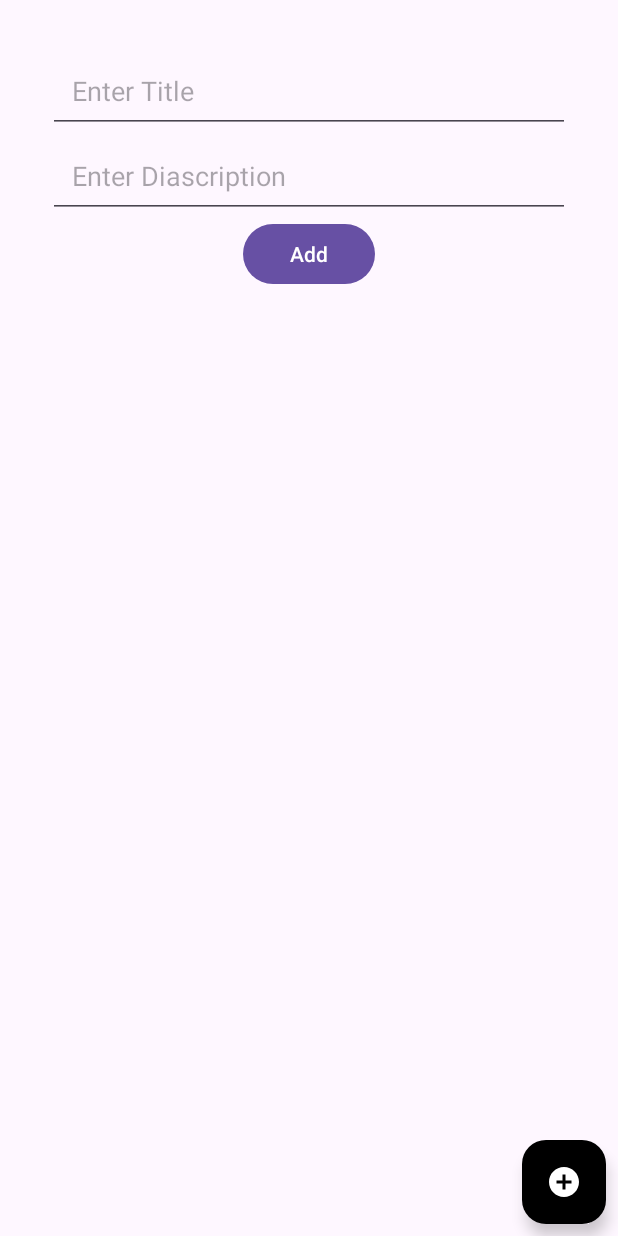
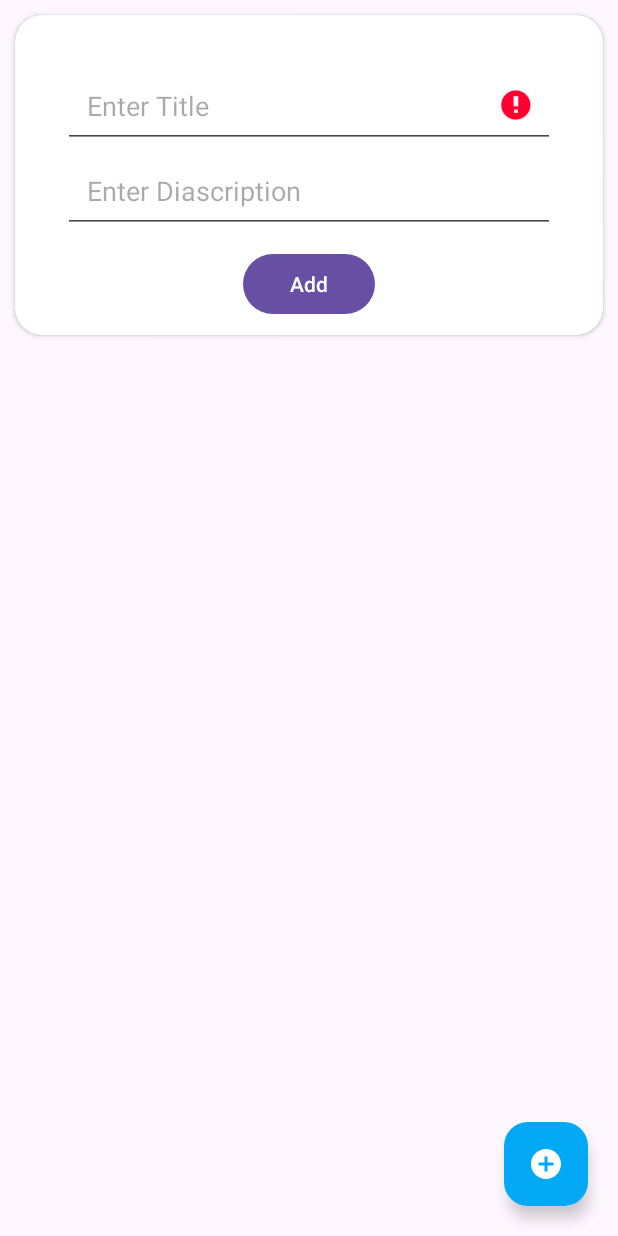
Before and after one commit to anil-s-yadav/PRODIGY_AD_02__Todo_App_Kotlin, an Android app: the screen it shows after launch (MainActivity), after a tap on "Add", on a phone screen of 412 x 824 dp. Run offline under Robolectric (Android 15) with nearby library versions, the phone set to English and light mode, and no system bars; 1 other tap on this screen came first.

Commit message:
new look

```diff
--- a/app/src/main/java/com/example/todoapp/MainActivity.kt
+++ b/app/src/main/java/com/example/todoapp/MainActivity.kt
@@ -1,26 +1,30 @@
 package com.example.todoapp
 
+import TaskAdapter
 import android.content.Context
 import android.content.SharedPreferences
-import androidx.appcompat.app.AppCompatActivity
 import android.os.Bundle
 import android.view.View
-import android.widget.ArrayAdapter
 import android.widget.Button
 import android.widget.EditText
-import android.widget.ListView
+import androidx.appcompat.app.AppCompatActivity
+import androidx.cardview.widget.CardView
+import androidx.core.view.isVisible
+import androidx.recyclerview.widget.LinearLayoutManager
+import androidx.recyclerview.widget.RecyclerView
 import com.google.android.material.floatingactionbutton.FloatingActionButton
 
 class MainActivity : AppCompatActivity() {
 
-    private lateinit var edittextTitle : EditText
-    private lateinit var edittextDesc : EditText
-    private  lateinit var buttonAdd : Button
-    private  lateinit var FloatintBtn : FloatingActionButton
-    private lateinit var adapter : ArrayAdapter<String>
-    private lateinit var listViewTasks: ListView
-    private lateinit var tasksArray: ArrayList<String>
-    private lateinit var sharedPreferences : SharedPreferences
+    private lateinit var edittextTitle: EditText
+    private lateinit var edittextDesc: EditText
+    private lateinit var buttonAdd: Button
+    private lateinit var FloatintBtn: FloatingActionButton
+    private lateinit var cardViewAddItem: CardView
+    private lateinit var recyclerView: RecyclerView
+    private lateinit var adapter: TaskAdapter
+    private lateinit var tasksList: ArrayList<String>
+    private lateinit var sharedPreferences: SharedPreferences
 
     override fun onCreate(savedInstanceState: Bundle?) {
         super.onCreate(savedInstanceState)
@@ -30,38 +34,73 @@ class MainActivity : AppCompatActivity() {
         edittextDesc = findViewById(R.id.editTextDesc)
         buttonAdd = findViewById(R.id.buttonAdd)
         FloatintBtn = findViewById(R.id.buttonfloat)
-        listViewTasks = findViewById(R.id.listViewTasks)
+        cardViewAddItem = findViewById(R.id.card_add_item)
+        recyclerView = findViewById(R.id.listViewTasks)
+
+        //supportActionBar?.title = "Add new Task"
 
         sharedPreferences = getSharedPreferences("tasks", Context.MODE_PRIVATE)
 
-        tasksArray = ArrayList(sharedPreferences.getStringSet("tasks", HashSet()) ?: HashSet())
+        tasksList = ArrayList(sharedPreferences.getStringSet("tasks", HashSet()) ?: HashSet())
 
-        adapter = ArrayAdapter(this, android.R.layout.simple_list_item_1, tasksArray)
-        listViewTasks.adapter = adapter
+        adapter = TaskAdapter(tasksList)
+        recyclerView.adapter = adapter
+        recyclerView.layoutManager = LinearLayoutManager(this)
+        cardViewAddItem.visibility = View.GONE
 
         FloatintBtn.setOnClickListener {
-            edittextTitle.visibility = View.VISIBLE
-            edittextDesc.visibility = View.VISIBLE
-            buttonAdd.visibility = View.VISIBLE
+            if (cardViewAddItem.isVisible){
+                cardViewAddItem.visibility = View.GONE
+            }else
+            cardViewAddItem.visibility = View.VISIBLE
         }
+
         buttonAdd.setOnClickListener {
-            val task = edittextTitle.text.toString().trim()
-            if (task.isNotEmpty()) {
-                tasksArray.add(task)
+            val taskTitle = edittextTitle.text.toString()
+            val taskDisc = edittextDesc.text.toString()
+
+            if (taskTitle.isNotEmpty()) {
+                val task = "$taskTitle\n$taskDisc"
+                tasksList.add(task)
                 adapter.notifyDataSetChanged()
                 edittextTitle.text.clear()
+                edittextDesc.text.clear()
+                cardViewAddItem.visibility = View.GONE
+            } else {
+                edittextTitle.setError("Title is required")
             }
         }
 
-
     }
-
 
     override fun onStop() {
         super.onStop()
         // Save tasks to SharedPreferences when the activity is stopped
         val editor = sharedPreferences.edit()
-        editor.putStringSet("tasks", HashSet(tasksArray))
+        editor.putStringSet("tasks", HashSet(tasksList))
         editor.apply()
     }
+
+    override fun onRestart() {
+        super.onRestart()
+        val editor = sharedPreferences.edit()
+        editor.putStringSet("tasks", HashSet(tasksList))
+        editor.apply()
+    }
+
+    override fun onPause() {
+        super.onPause()
+        val editor = sharedPreferences.edit()
+        editor.putStringSet("tasks", HashSet(tasksList))
+        editor.apply()
+    }
+
+    override fun onDestroy() {
+        super.onDestroy()
+        val editor = sharedPreferences.edit()
+        editor.putStringSet("tasks", HashSet(tasksList))
+        editor.apply()
+    }
+
+
 }
--- a/app/src/main/res/layout/activity_main.xml
+++ b/app/src/main/res/layout/activity_main.xml
@@ -3,12 +3,22 @@
     xmlns:android="http://schemas.android.com/apk/res/android"
     xmlns:app="http://schemas.android.com/apk/res-auto"
     xmlns:tools="http://schemas.android.com/tools"
-
     android:layout_width="match_parent"
     android:layout_height="match_parent"
     tools:context=".MainActivity">
 
+<androidx.cardview.widget.CardView
+    android:id="@+id/card_add_item"
+    android:layout_width="match_parent"
+    android:layout_height="wrap_content"
+    android:layout_margin="10dp"
+    app:cardCornerRadius="18dp"
+    android:elevation="10dp"
+    >
 
+    <RelativeLayout
+        android:layout_width="match_parent"
+        android:layout_height="match_parent">
         <EditText
             android:id="@+id/editTextTask"
             android:layout_width="match_parent"
@@ -16,7 +26,6 @@
             android:layout_marginHorizontal="32dp"
             android:layout_marginTop="32dp"
             android:padding="16dp"
-        android:visibility="gone"
             android:hint="Enter Title"
             android:textColor="@android:color/black"/>
 
@@ -26,7 +35,6 @@
             android:layout_height="wrap_content"
             android:layout_marginHorizontal="32dp"
             android:padding="16dp"
-        android:visibility="gone"
             android:layout_below="@id/editTextTask"
             android:hint="Enter Diascription"
             android:textColor="@android:color/black"/>
@@ -36,30 +44,32 @@
             android:layout_width="wrap_content"
             android:layout_height="wrap_content"
             android:text="Add"
-        android:visibility="gone"
+            android:layout_marginTop="10dp"
+            android:layout_marginBottom="10dp"
             android:layout_centerHorizontal="true"
             android:layout_below="@+id/editTextDesc"/>
+    </RelativeLayout>
+
+</androidx.cardview.widget.CardView>
+
 
     <com.google.android.material.floatingactionbutton.FloatingActionButton
         android:id="@+id/buttonfloat"
         android:layout_width="wrap_content"
         android:layout_height="wrap_content"
-        android:layout_margin="8dp"
-        android:layout_marginBottom="16dp"
-        android:background="#6C2020"
+        android:layout_margin="20dp"
         android:contentDescription="@string/app_name"
-        android:padding="4dp"
         android:layout_alignParentBottom="true"
         android:layout_alignParentEnd="true"
         android:src="@drawable/baseline_add_circle_24"
-        app:backgroundTint="#000"
-        app:tint="@color/white" />
+        app:backgroundTint="#03A9F4"
+        app:tint="#FFFFFF" />
 
-    <ListView
+    <androidx.recyclerview.widget.RecyclerView
         android:id="@+id/listViewTasks"
         android:layout_width="match_parent"
         android:layout_height="match_parent"
-        android:layout_below="@id/editTextDesc"
+        android:layout_below="@id/card_add_item"
         android:layout_marginTop="32dp"
         android:paddingHorizontal="16dp"
         android:divider="@null"
```
Also changed, not shown: app/src/main/java/com/example/todoapp/TaskAdapter.kt (added, +141 -0 lines), app/src/main/res/layout/one_item_task_rv.xml (added, +73 -0 lines). Lines whose indentation alone changed are shown as unchanged.
